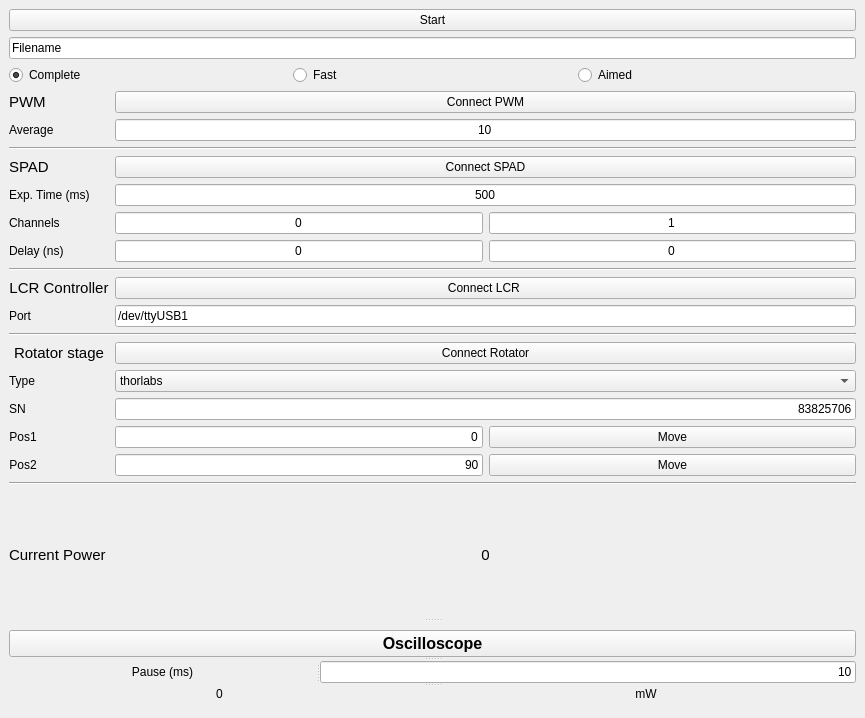
Before: the Qt Designer form visLCR.ui in qLuxor/pylabtools, drawn with Qt 5.
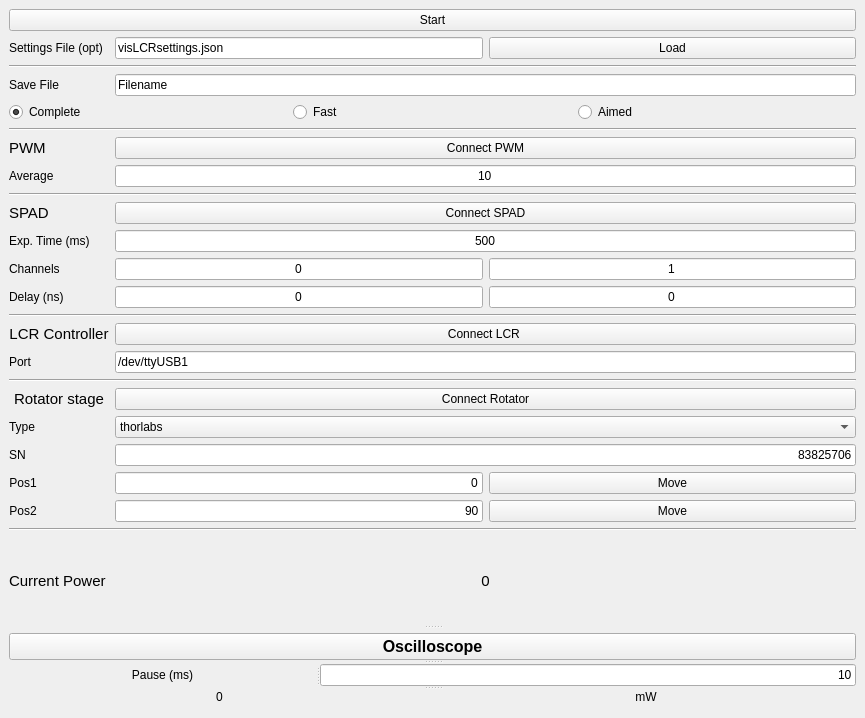
After: the same form once the commit is applied.

Commit message: Added load settings functionality

```diff
--- a/visLCR.ui
+++ b/visLCR.ui
@@ -39,7 +39,54 @@
              <property name="sizeConstraint">
               <enum>QLayout::SetMinimumSize</enum>
              </property>
-             <item row="8" column="1" colspan="2">
+             <item row="1" column="1">
+              <widget class="QLineEdit" name="txtLoadFileName">
+               <property name="text">
+                <string>visLCRsettings.json</string>
+               </property>
+              </widget>
+             </item>
+             <item row="3" column="0">
+              <widget class="QLabel" name="label_16">
+               <property name="text">
+                <string>Save File</string>
+               </property>
+              </widget>
+             </item>
+             <item row="1" column="2">
+              <widget class="QPushButton" name="btnLoad">
+               <property name="text">
+                <string>Load</string>
+               </property>
+              </widget>
+             </item>
+             <item row="1" column="0">
+              <widget class="QLabel" name="label_13">
+               <property name="text">
+                <string>Settings File (opt)</string>
+               </property>
+              </widget>
+             </item>
+             <item row="2" column="0" colspan="3">
+              <widget class="Line" name="line_5">
+               <property name="orientation">
+                <enum>Qt::Horizontal</enum>
+               </property>
+              </widget>
+             </item>
+             <item row="9" column="0">
+              <widget class="QLabel" name="label_6">
+               <property name="font">
+                <font>
+                 <pointsize>11</pointsize>
+                </font>
+               </property>
+               <property name="text">
+                <string>SPAD</string>
+               </property>
+              </widget>
+             </item>
+             <item row="10" column="1" colspan="2">
               <widget class="QLineEdit" name="txtExposure">
                <property name="text">
                 <string>500</string>
@@ -49,29 +96,102 @@
                </property>
               </widget>
              </item>
+             <item row="14" column="0">
+              <widget class="QLabel" name="label_4">
+               <property name="font">
+                <font>
+                 <pointsize>11</pointsize>
+                </font>
+               </property>
+               <property name="text">
+                <string>LCR Controller</string>
+               </property>
+               <property name="alignment">
+                <set>Qt::AlignCenter</set>
+               </property>
+              </widget>
+             </item>
              <item row="7" column="1" colspan="2">
+              <widget class="QLineEdit" name="txtAverage">
+               <property name="text">
+                <string>10</string>
+               </property>
+               <property name="alignment">
+                <set>Qt::AlignCenter</set>
+               </property>
+              </widget>
+             </item>
+             <item row="15" column="1" colspan="2">
+              <widget class="QLineEdit" name="txtPort">
+               <property name="text">
+                <string>/dev/ttyUSB1</string>
+               </property>
+               <property name="alignment">
+                <set>Qt::AlignLeading|Qt::AlignLeft|Qt::AlignVCenter</set>
+               </property>
+              </widget>
+             </item>
+             <item row="9" column="1" colspan="2">
               <widget class="QPushButton" name="btnConnectSPAD">
                <property name="text">
                 <string>Connect SPAD</string>
                </property>
               </widget>
              </item>
-             <item row="12" column="0">
-              <widget class="QLabel" name="label_4">
+             <item row="11" column="2">
+              <widget class="QLineEdit" name="txtSPADOtherChannel">
+               <property name="text">
+                <string>1</string>
+               </property>
+               <property name="alignment">
+                <set>Qt::AlignCenter</set>
+               </property>
+              </widget>
+             </item>
+             <item row="15" column="0">
+              <widget class="QLabel" name="label_9">
+               <property name="text">
+                <string>Port</string>
+               </property>
+              </widget>
+             </item>
+             <item row="6" column="0">
+              <widget class="QLabel" name="label_5">
                <property name="font">
                 <font>
                  <pointsize>11</pointsize>
                 </font>
                </property>
                <property name="text">
-                <string>LCR Controller</string>
+                <string>PWM</string>
+               </property>
+              </widget>
+             </item>
+             <item row="6" column="1" colspan="2">
+              <widget class="QPushButton" name="btnConnectPWM">
+               <property name="text">
+                <string>Connect PWM</string>
+               </property>
+              </widget>
+             </item>
+             <item row="12" column="2">
+              <widget class="QLineEdit" name="txtOtherDelay">
+               <property name="text">
+                <string>0</string>
                </property>
                <property name="alignment">
                 <set>Qt::AlignCenter</set>
                </property>
               </widget>
              </item>
-             <item row="10" column="1">
+             <item row="8" column="0" colspan="3">
+              <widget class="Line" name="line">
+               <property name="orientation">
+                <enum>Qt::Horizontal</enum>
+               </property>
+              </widget>
+             </item>
+             <item row="12" column="1">
               <widget class="QLineEdit" name="txtDelay">
                <property name="text">
                 <string>0</string>
@@ -81,52 +201,45 @@
                </property>
               </widget>
              </item>
-             <item row="12" column="1" colspan="2">
+             <item row="14" column="1" colspan="2">
               <widget class="QPushButton" name="btnConnectLCR">
                <property name="text">
                 <string>Connect LCR </string>
                </property>
               </widget>
              </item>
-             <item row="6" column="0" colspan="3">
-              <widget class="Line" name="line">
-               <property name="orientation">
-                <enum>Qt::Horizontal</enum>
-               </property>
-              </widget>
-             </item>
-             <item row="8" column="0">
+             <item row="10" column="0">
               <widget class="QLabel" name="label">
                <property name="text">
                 <string>Exp. Time (ms)</string>
                </property>
               </widget>
              </item>
-             <item row="9" column="0">
+             <item row="11" column="1">
+              <widget class="QLineEdit" name="txtSPADChannel">
+               <property name="text">
+                <string>0</string>
+               </property>
+               <property name="alignment">
+                <set>Qt::AlignCenter</set>
+               </property>
+              </widget>
+             </item>
+             <item row="11" column="0">
               <widget class="QLabel" name="label_10">
                <property name="text">
                 <string>Channels</string>
                </property>
               </widget>
              </item>
-             <item row="9" column="1">
-              <widget class="QLineEdit" name="txtSPADChannel">
-               <property name="text">
-                <string>0</string>
-               </property>
-               <property name="alignment">
-                <set>Qt::AlignCenter</set>
-               </property>
-              </widget>
-             </item>
-             <item row="11" column="0" colspan="3">
+             <item row="13" column="0" colspan="3">
               <widget class="Line" name="line_2">
                <property name="orientation">
                 <enum>Qt::Horizontal</enum>
                </property>
               </widget>
              </item>
-             <item row="10" column="0">
+             <item row="12" column="0">
               <widget class="QLabel" name="label_11">
                <property name="text">
                 <string>Delay (ns)</string>
@@ -134,91 +247,25 @@
               </widget>
              </item>
              <item row="7" column="0">
-              <widget class="QLabel" name="label_6">
-               <property name="font">
-                <font>
-                 <pointsize>11</pointsize>
-                </font>
-               </property>
-               <property name="text">
-                <string>SPAD</string>
-               </property>
-              </widget>
-             </item>
-             <item row="5" column="1" colspan="2">
-              <widget class="QLineEdit" name="txtAverage">
-               <property name="text">
-                <string>10</string>
-               </property>
-               <property name="alignment">
-                <set>Qt::AlignCenter</set>
-               </property>
-              </widget>
-             </item>
-             <item row="13" column="1" colspan="2">
-              <widget class="QLineEdit" name="txtPort">
-               <property name="text">
-                <string>/dev/ttyUSB1</string>
-               </property>
-               <property name="alignment">
-                <set>Qt::AlignLeading|Qt::AlignLeft|Qt::AlignVCenter</set>
-               </property>
-              </widget>
-             </item>
-             <item row="13" column="0">
-              <widget class="QLabel" name="label_9">
-               <property name="text">
-                <string>Port</string>
-               </property>
-              </widget>
-             </item>
-             <item row="4" column="1" colspan="2">
-              <widget class="QPushButton" name="btnConnectPWM">
-               <property name="text">
-                <string>Connect PWM</string>
-               </property>
-              </widget>
-             </item>
-             <item row="9" column="2">
-              <widget class="QLineEdit" name="txtSPADOtherChannel">
-               <property name="text">
-                <string>1</string>
-               </property>
-               <property name="alignment">
-                <set>Qt::AlignCenter</set>
-               </property>
-              </widget>
-             </item>
-             <item row="4" column="0">
-              <widget class="QLabel" name="label_5">
-               <property name="font">
-                <font>
-                 <pointsize>11</pointsize>
-                </font>
-               </property>
-               <property name="text">
-                <string>PWM</string>
-               </property>
-              </widget>
-             </item>
-             <item row="10" column="2">
-              <widget class="QLineEdit" name="txtOtherDelay">
-               <property name="text">
-                <string>0</string>
-               </property>
-               <property name="alignment">
-                <set>Qt::AlignCenter</set>
-               </property>
-              </widget>
-             </item>
-             <item row="5" column="0">
               <widget class="QLabel" name="label_8">
                <property name="text">
                 <string>Average</string>
                </property>
               </widget>
              </item>
-             <item row="16" column="1" colspan="2">
+             <item row="23" column="0">
+              <widget class="QLabel" name="label_12">
+               <property name="font">
+                <font>
+                 <pointsize>11</pointsize>
+                </font>
+               </property>
+               <property name="text">
+                <string>Current Power</string>
+               </property>
+              </widget>
+             </item>
+             <item row="18" column="1" colspan="2">
               <widget class="QComboBox" name="cmbLinearStage">
                <property name="sizePolicy">
                 <sizepolicy hsizetype="MinimumExpanding" vsizetype="Fixed">
@@ -236,7 +283,7 @@
                </item>
               </widget>
              </item>
-             <item row="17" column="1" colspan="2">
+             <item row="19" column="1" colspan="2">
               <widget class="QLineEdit" name="txtSN">
                <property name="sizePolicy">
                 <sizepolicy hsizetype="MinimumExpanding" vsizetype="Fixed">
@@ -252,7 +299,7 @@
                </property>
               </widget>
              </item>
-             <item row="19" column="1">
+             <item row="21" column="1">
               <widget class="QLineEdit" name="txtPos2">
                <property name="sizePolicy">
                 <sizepolicy hsizetype="MinimumExpanding" vsizetype="Fixed">
@@ -269,18 +316,6 @@
               </widget>
              </item>
              <item row="21" column="0">
-              <widget class="QLabel" name="label_12">
-               <property name="font">
-                <font>
-                 <pointsize>11</pointsize>
-                </font>
-               </property>
-               <property name="text">
-                <string>Current Power</string>
-               </property>
-              </widget>
-             </item>
-             <item row="19" column="0">
               <widget class="QLabel" name="label_3">
                <property name="sizePolicy">
                 <sizepolicy hsizetype="Maximum" vsizetype="Preferred">
@@ -296,22 +331,14 @@
                </property>
               </widget>
              </item>
-             <item row="21" column="1" colspan="2">
-              <widget class="QLabel" name="lblPowerStart">
-               <property name="font">
-                <font>
-                 <pointsize>11</pointsize>
-                </font>
-               </property>
-               <property name="text">
-                <string>0</string>
-               </property>
-               <property name="alignment">
-                <set>Qt::AlignCenter</set>
+             <item row="22" column="0" colspan="3">
+              <widget class="Line" name="line_4">
+               <property name="orientation">
+                <enum>Qt::Horizontal</enum>
                </property>
               </widget>
              </item>
-             <item row="18" column="0">
+             <item row="20" column="0">
               <widget class="QLabel" name="label_2">
                <property name="sizePolicy">
                 <sizepolicy hsizetype="Maximum" vsizetype="Preferred">
@@ -327,7 +354,7 @@
                </property>
               </widget>
              </item>
-             <item row="18" column="1">
+             <item row="20" column="1">
               <widget class="QLineEdit" name="txtPos1">
                <property name="sizePolicy">
                 <sizepolicy hsizetype="MinimumExpanding" vsizetype="Fixed">
@@ -343,28 +370,43 @@
                </property>
               </widget>
              </item>
-             <item row="20" column="0" colspan="3">
-              <widget class="Line" name="line_4">
-               <property name="orientation">
-                <enum>Qt::Horizontal</enum>
+             <item row="23" column="1" colspan="2">
+              <widget class="QLabel" name="lblPowerStart">
+               <property name="font">
+                <font>
+                 <pointsize>11</pointsize>
+                </font>
                </property>
-              </widget>
-             </item>
-             <item row="18" column="2">
-              <widget class="QPushButton" name="btnMove1">
                <property name="text">
-                <string>Move</string>
+                <string>0</string>
+               </property>
+               <property name="alignment">
+                <set>Qt::AlignCenter</set>
                </property>
               </widget>
              </item>
-             <item row="19" column="2">
+             <item row="21" column="2">
               <widget class="QPushButton" name="btnMove2">
                <property name="text">
                 <string>Move</string>
                </property>
               </widget>
              </item>
-             <item row="17" column="0">
+             <item row="16" column="0" colspan="3">
+              <widget class="Line" name="line_3">
+               <property name="orientation">
+                <enum>Qt::Horizontal</enum>
+               </property>
+              </widget>
+             </item>
+             <item row="20" column="2">
+              <widget class="QPushButton" name="btnMove1">
+               <property name="text">
+                <string>Move</string>
+               </property>
+              </widget>
+             </item>
+             <item row="19" column="0">
               <widget class="QLabel" name="label_15">
                <property name="sizePolicy">
                 <sizepolicy hsizetype="Maximum" vsizetype="Preferred">
@@ -380,7 +422,7 @@
                </property>
               </widget>
              </item>
-             <item row="15" column="0">
+             <item row="17" column="0">
               <widget class="QLabel" name="label_14">
                <property name="font">
                 <font>
@@ -395,42 +437,21 @@
                </property>
               </widget>
              </item>
-             <item row="16" column="0">
+             <item row="18" column="0">
               <widget class="QLabel" name="label_7">
                <property name="text">
                 <string>Type</string>
                </property>
               </widget>
              </item>
-             <item row="14" column="0" colspan="3">
-              <widget class="Line" name="line_3">
-               <property name="orientation">
-                <enum>Qt::Horizontal</enum>
-               </property>
-              </widget>
-             </item>
-             <item row="15" column="1" colspan="2">
+             <item row="17" column="1" colspan="2">
               <widget class="QPushButton" name="btnConnect">
                <property name="text">
                 <string>Connect Rotator</string>
                </property>
               </widget>
              </item>
-             <item row="1" column="0" colspan="3">
-              <widget class="QPushButton" name="btnStart">
-               <property name="text">
-                <string>Start</string>
-               </property>
-              </widget>
-             </item>
-             <item row="2" column="0" colspan="3">
-              <widget class="QLineEdit" name="txtFileName">
-               <property name="text">
-                <string>Filename</string>
-               </property>
-              </widget>
-             </item>
-             <item row="3" column="0" colspan="3">
+             <item row="4" column="0" colspan="3">
               <layout class="QHBoxLayout" name="horizontalLayout_2">
                <property name="sizeConstraint">
                 <enum>QLayout::SetMinimumSize</enum>
@@ -461,6 +482,27 @@
                </item>
               </layout>
              </item>
+             <item row="0" column="0" colspan="3">
+              <widget class="QPushButton" name="btnStart">
+               <property name="text">
+                <string>Start</string>
+               </property>
+              </widget>
+             </item>
+             <item row="3" column="1" colspan="2">
+              <widget class="QLineEdit" name="txtFileName">
+               <property name="text">
+                <string>Filename</string>
+               </property>
+              </widget>
+             </item>
+             <item row="5" column="0" colspan="3">
+              <widget class="Line" name="line_6">
+               <property name="orientation">
+                <enum>Qt::Horizontal</enum>
+               </property>
+              </widget>
+             </item>
             </layout>
            </widget>
           </widget>
```
The commit also changes 1 other file.
